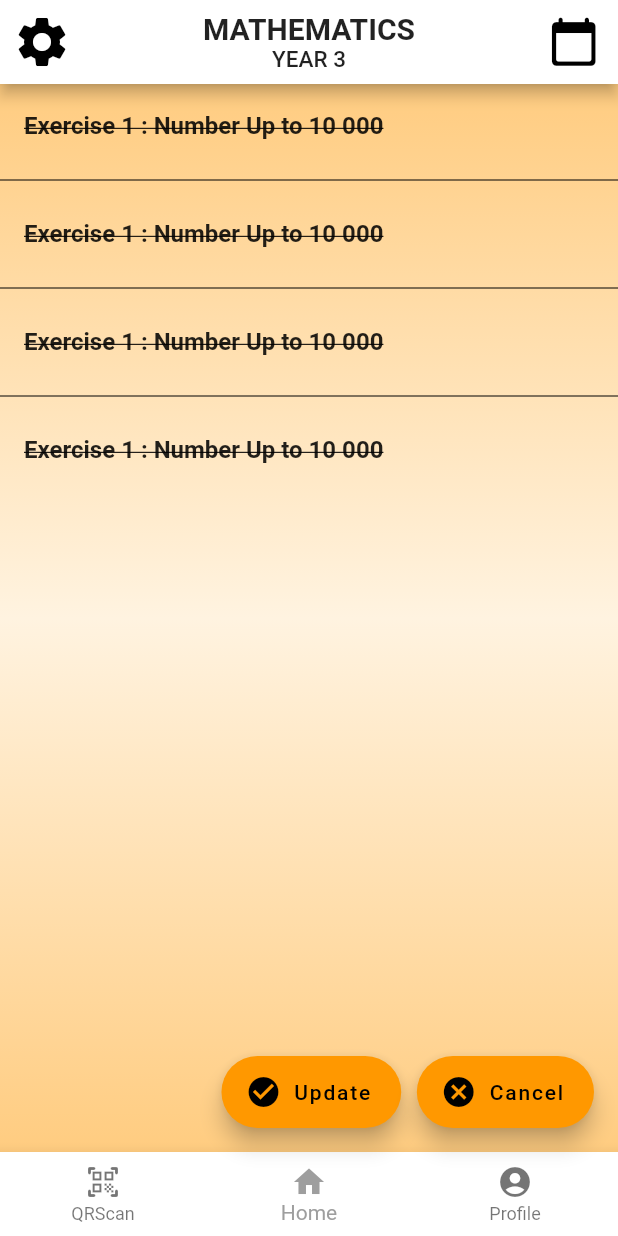
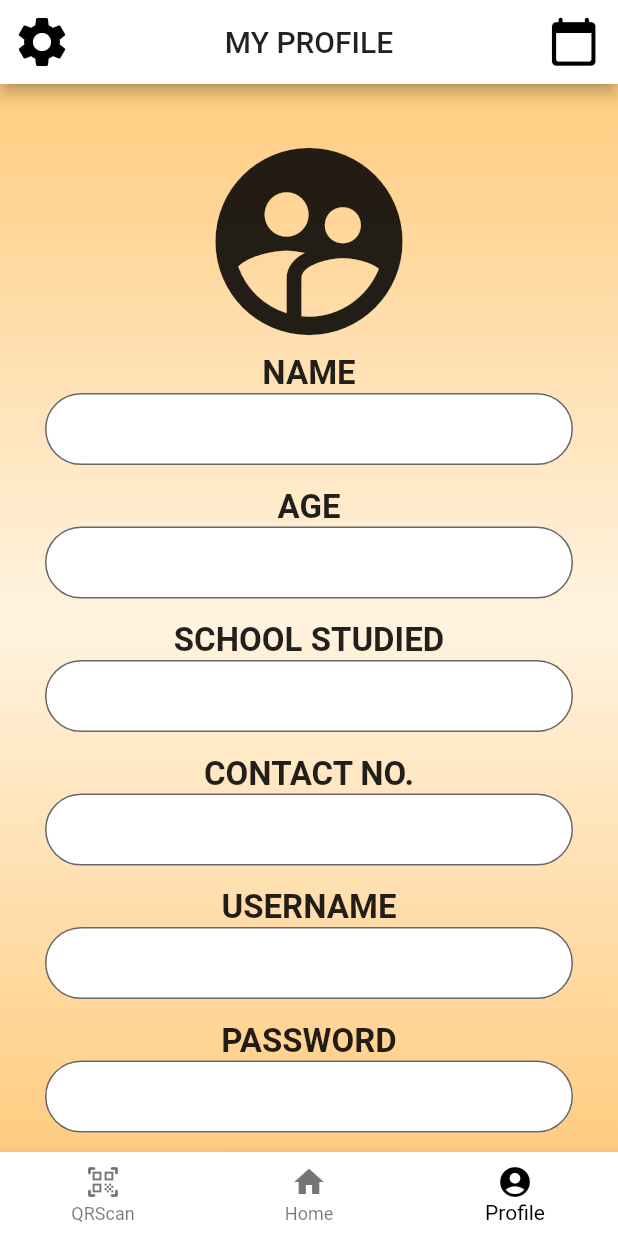
Before and after one commit to TomPY1234/Schoo-Lah_Frontend, a Flutter app: the screen it shows after launch, on a phone screen of 412 x 824 dp. Run offline on Flutter 3.47's test engine with Material 2 defaults, Android fonts, the phone set to English and light mode, and no system bars; our stand-ins replace splashscreen.

Commit message:
Create Student Profile

```diff
--- a/lib/main.dart
+++ b/lib/main.dart
@@ -1,13 +1,13 @@
 import 'package:flutter/material.dart';
 
 //import 'package:schoolah_mobile_app/mainScreens/splashscreen.dart';
-import 'package:schoolah_mobile_app/studentScreens/tasklist.dart';
+import 'package:schoolah_mobile_app/studentScreens/studentprofile.dart';
 
 void main() => runApp(
   MaterialApp(
     title: 'Schoo-Lah',
     debugShowCheckedModeBanner: false,
     theme: ThemeData(primarySwatch: Colors.orange),
-    home: StudentTaskListScreen(),
+    home: StudentProfileScreen(),
   ),
 );
--- a/lib/studentScreens/studentprofile.dart
+++ b/lib/studentScreens/studentprofile.dart
@@ -0,0 +1,184 @@
+import 'package:flutter/material.dart';
+
+class StudentProfileScreen extends StatefulWidget
+{
+  @override
+  _StudentProfileState createState() => _StudentProfileState();
+}
+
+class _StudentProfileState extends State <StudentProfileScreen>
+{
+  int _selectedIndex = 2;
+
+  void _onItemTapped(int index)
+  {
+    if (index == 0)
+    { setState(() { _selectedIndex = index; }); }
+    else if (index == 1)
+    { setState(() { _selectedIndex = index; });}
+    else
+    { setState(() { _selectedIndex = index; });}
+  }
+
+  @override
+  Widget build(BuildContext context)
+  {
+    return Scaffold(
+      appBar: AppBar(
+        backgroundColor: Colors.white,
+        leading: Icon(Icons.settings, size: 40.0),
+        title: Text('MY PROFILE'),
+        centerTitle: true,
+        actions: <Widget> [
+          Icon(Icons.calendar_today_rounded, size: 35.0),
+          SizedBox(width: 12.0)
+        ],
+      ),
+
+      body: Container(
+        decoration: BoxDecoration(
+          gradient: LinearGradient(
+            colors: [
+              Colors.orange[200],
+              Colors.orange[50],
+              Colors.orange[200],
+            ],
+            begin: Alignment.topCenter,
+            end: Alignment.bottomCenter,
+          ),
+        ),
+        child: SingleChildScrollView(
+          child: Center(
+            child: Padding(
+              padding: const EdgeInsets.all(30.0),
+              child: Column(
+                mainAxisAlignment: MainAxisAlignment.center,
+                children: <Widget> [
+                  SizedBox(
+                    height: 150.0,
+                    child: Icon(Icons.supervised_user_circle_rounded, size: 150.0,)
+                  ),
+
+                  Text('NAME', style: TextStyle(fontSize: 22.0, fontWeight: FontWeight.bold)),
+                  TextField(
+                    obscureText: false,
+                    style: TextStyle(fontSize: 20.0, fontWeight: FontWeight.bold),
+                    decoration: InputDecoration(
+                      fillColor: Colors.white,
+                      filled: true,
+                      contentPadding: EdgeInsets.fromLTRB(20.0, 10.0, 20.0, 10.0),
+                      border: OutlineInputBorder(borderRadius: BorderRadius.circular(32.0)),
+                    ),
+                  ),
+
+                  SizedBox(height: 15.0),
+
+                  Text('AGE', style: TextStyle(fontSize: 22.0, fontWeight: FontWeight.bold)),
+                  TextField(
+                    obscureText: false,
+                    style: TextStyle(fontSize: 20.0, fontWeight: FontWeight.bold),
+                    decoration: InputDecoration(
+                      fillColor: Colors.white,
+                      filled: true,
+                      contentPadding: EdgeInsets.fromLTRB(20.0, 10.0, 20.0, 10.0),
+                      border: OutlineInputBorder(borderRadius: BorderRadius.circular(32.0)),
+                    ),
+                  ),
+
+                  SizedBox(height: 15.0),
+
+                  Text('SCHOOL STUDIED', style: TextStyle(fontSize: 22.0, fontWeight: FontWeight.bold)),
+                  TextField(
+                    obscureText: false,
+                    style: TextStyle(fontSize: 20.0, fontWeight: FontWeight.bold),
+                    decoration: InputDecoration(
+                      fillColor: Colors.white,
+                      filled: true,
+                      contentPadding: EdgeInsets.fromLTRB(20.0, 10.0, 20.0, 10.0),
+                      border: OutlineInputBorder(borderRadius: BorderRadius.circular(32.0)),
+                    ),
+                  ),
+
+                  SizedBox(height: 15.0),
+
+                  Text('CONTACT NO.', style: TextStyle(fontSize: 22.0, fontWeight: FontWeight.bold)),
+                  TextField(
+                    obscureText: false,
+                    style: TextStyle(fontSize: 20.0, fontWeight: FontWeight.bold),
+                    decoration: InputDecoration(
+                      fillColor: Colors.white,
+                      filled: true,
+                      contentPadding: EdgeInsets.fromLTRB(20.0, 10.0, 20.0, 10.0),
+                      border: OutlineInputBorder(borderRadius: BorderRadius.circular(32.0)),
+                    ),
+                  ),
+
+                  SizedBox(height: 15.0),
+
+                  Text('USERNAME', style: TextStyle(fontSize: 22.0, fontWeight: FontWeight.bold)),
+                  TextField(
+                    obscureText: false,
+                    style: TextStyle(fontSize: 20.0, fontWeight: FontWeight.bold),
+                    decoration: InputDecoration(
+                      fillColor: Colors.white,
+                      filled: true,
+                      contentPadding: EdgeInsets.fromLTRB(20.0, 10.0, 20.0, 10.0),
+                      border: OutlineInputBorder(borderRadius: BorderRadius.circular(32.0)),
+                    ),
+                  ),
+
+                  SizedBox(height: 15.0),
+
+                  Text('PASSWORD', style: TextStyle(fontSize: 22.0, fontWeight: FontWeight.bold)),
+                  TextField(
+                    obscureText: false,
+                    style: TextStyle(fontSize: 20.0, fontWeight: FontWeight.bold),
+                    decoration: InputDecoration(
+                      fillColor: Colors.white,
+                      filled: true,
+                      contentPadding: EdgeInsets.fromLTRB(20.0, 10.0, 20.0, 10.0),
+                      border: OutlineInputBorder(borderRadius: BorderRadius.circular(32.0)),
+                    ),
+                  ),
+
+                  SizedBox(height: 15.0),
+
+                  FloatingActionButton.extended(
+                    heroTag: null,
+                    onPressed: () {},
+                    label: Text('   UPDATE   ',
+                      style: TextStyle(fontSize: 19.0, fontWeight: FontWeight.bold)
+                    ),
+                  ),
+                ],
+              ),
+            ),
+          ),
+        ),
+      ),
+
+      bottomNavigationBar: BottomNavigationBar(
+        backgroundColor: Colors.white,
+        items: const <BottomNavigationBarItem> [
+          BottomNavigationBarItem(
+            icon: Icon(Icons.qr_code_scanner_rounded),
+            label: 'QRScan',
+          ),
+
+          BottomNavigationBarItem(
+            icon: Icon(Icons.home),
+            label: 'Home',
+          ),
+
+          BottomNavigationBarItem(
+            icon: Icon(Icons.account_circle_rounded),
+            label: 'Profile',
+          ),
+        ],
+        currentIndex: _selectedIndex,
+        selectedItemColor: Colors.black,
+        onTap: _onItemTapped,
+      ),
+    );
+  }
+}
```
